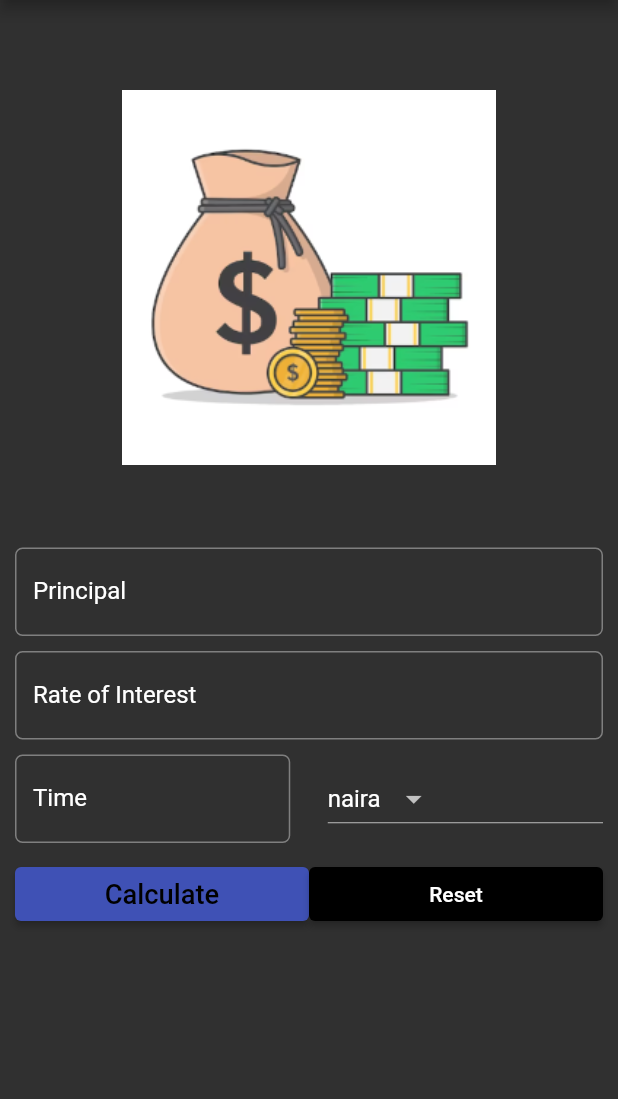
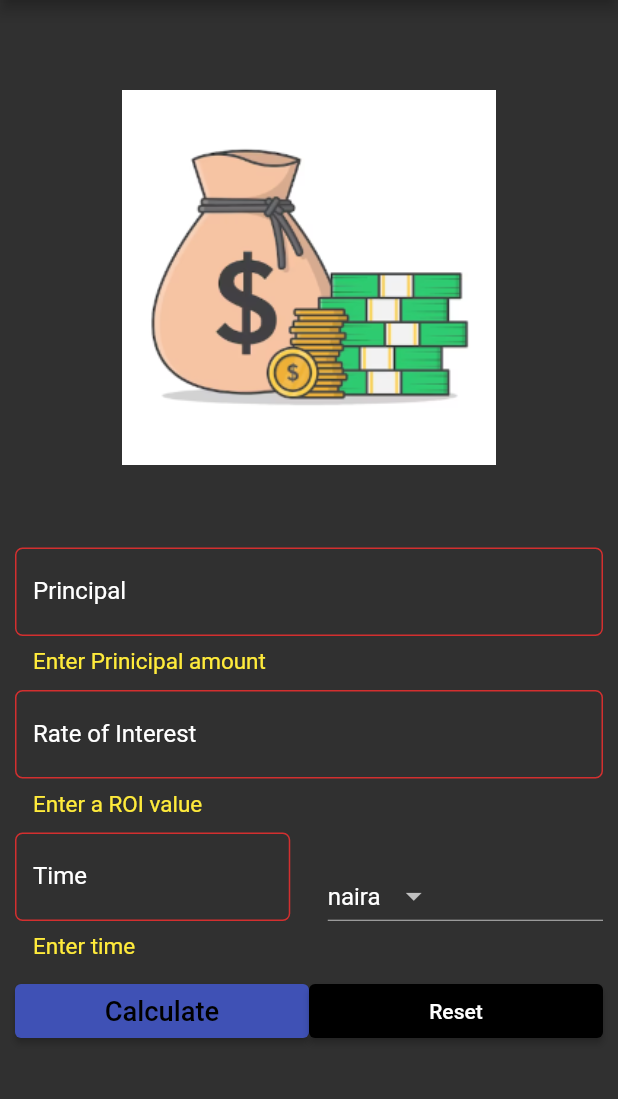
Before and after one commit to rholibobo/interest_calculator, a Flutter app: the screen it shows after launch, after a tap on "Calculate", on a phone screen of 412 x 824 dp, the part 84-1183 px from its top. Run offline on Flutter 3.47's test engine with Material 2 defaults, Android fonts, the phone set to English and light mode, and no system bars.

```diff
--- a/lib/main.dart
+++ b/lib/main.dart
@@ -1,6 +1,7 @@
-// ignore_for_file: prefer_const_constructors, prefer_final_fields, avoid_unnecessary_containers, prefer_const_literals_to_create_immutables, unused_local_variable, no_leading_underscores_for_local_identifiers
+// ignore_for_file: prefer_const_constructors, prefer_final_fields, avoid_unnecessary_containers, prefer_const_literals_to_create_immutables, unused_local_variable, no_leading_underscores_for_local_identifiers, body_might_complete_normally_nullable
 
 import 'package:flutter/material.dart';
+import 'package:flutter/services.dart';
 
 void main() {
   runApp(MaterialApp(
@@ -31,6 +32,8 @@ class _SIFormState extends State<SIForm> {
   var _currencies = ["naira", "pound", "dollar", "others"];
   final _minimumPadding = 5.0;
 
+  var _formKey = GlobalKey<FormState>();
+
   var _currentItemSelected = "";
   String displayResult = "";
 
@@ -53,20 +56,34 @@ class _SIFormState extends State<SIForm> {
           title: Text("Simple Interest Calculator"),
           backgroundColor: Colors.indigo,
         ),
-        body: Container(
-          margin: EdgeInsets.all(_minimumPadding * 2),
+        body: Form(
+          key: _formKey,
+          child: Padding(
+              padding: EdgeInsets.all(_minimumPadding * 2),
               child: ListView(children: <Widget>[
                 getImageAsset(),
                 Padding(
                   padding: EdgeInsets.only(
                       top: _minimumPadding, bottom: _minimumPadding),
-              child: TextField(
+                  child: TextFormField(
                     keyboardType: TextInputType.number,
                     style: textStyle,
                     controller: principalController,
+                    inputFormatters: <TextInputFormatter>[
+                      FilteringTextInputFormatter.digitsOnly
+                    ],
+                    validator: (value) {
+                      if (value!.isEmpty) {
+                        return "Enter Prinicipal amount";
+                      }
+                    },
                     decoration: InputDecoration(
                         labelText: "Principal",
                         labelStyle: textStyle,
+                        errorStyle: TextStyle(
+                          fontSize: 15.0,
+                          color: Colors.yellow,
+                        ),
                         hintText: "Enter Principal e.g 12000",
                         border: OutlineInputBorder(
                             borderRadius: BorderRadius.circular(5.0))),
@@ -75,13 +92,25 @@ class _SIFormState extends State<SIForm> {
                 Padding(
                   padding: EdgeInsets.only(
                       top: _minimumPadding, bottom: _minimumPadding),
-              child: TextField(
+                  child: TextFormField(
                     keyboardType: TextInputType.number,
                     style: textStyle,
                     controller: roiController,
+                    inputFormatters: <TextInputFormatter>[
+                      FilteringTextInputFormatter.digitsOnly
+                    ],
+                    validator: (value) {
+                      if (value!.isEmpty) {
+                        return "Enter a ROI value";
+                      }
+                    },
                     decoration: InputDecoration(
                         labelText: "Rate of Interest",
                         labelStyle: textStyle,
+                        errorStyle: TextStyle(
+                          fontSize: 15.0,
+                          color: Colors.yellow,
+                        ),
                         hintText: "Enter Rate e.g 1%",
                         border: OutlineInputBorder(
                             borderRadius: BorderRadius.circular(5.0))),
@@ -93,13 +122,25 @@ class _SIFormState extends State<SIForm> {
                     child: Row(
                       children: <Widget>[
                         Expanded(
-                        child: TextField(
+                            child: TextFormField(
                           keyboardType: TextInputType.number,
+                          inputFormatters: <TextInputFormatter>[
+                            FilteringTextInputFormatter.digitsOnly
+                          ],
+                          validator: (value) {
+                            if (value!.isEmpty) {
+                              return "Enter time";
+                            }
+                          },
                           style: textStyle,
                           controller: timeController,
                           decoration: InputDecoration(
                               labelText: "Time",
                               labelStyle: textStyle,
+                              errorStyle: TextStyle(
+                                fontSize: 15.0,
+                                color: Colors.yellow,
+                              ),
                               hintText: "Time in years",
                               border: OutlineInputBorder(
                                   borderRadius: BorderRadius.circular(5.0))),
@@ -135,7 +176,9 @@ class _SIFormState extends State<SIForm> {
                           child: Text("Calculate", textScaleFactor: 1.3),
                           onPressed: () {
                             setState(() {
+                              if (_formKey.currentState!.validate()) {
                                 displayResult = calculateSimpleInterest();
+                              }
                             });
                           },
                         )),
@@ -162,7 +205,7 @@ class _SIFormState extends State<SIForm> {
                     style: textStyle,
                   ),
                 )
-          ]),
+              ])),
         ));
   }
 
```
Lines whose indentation alone changed are shown as unchanged.
